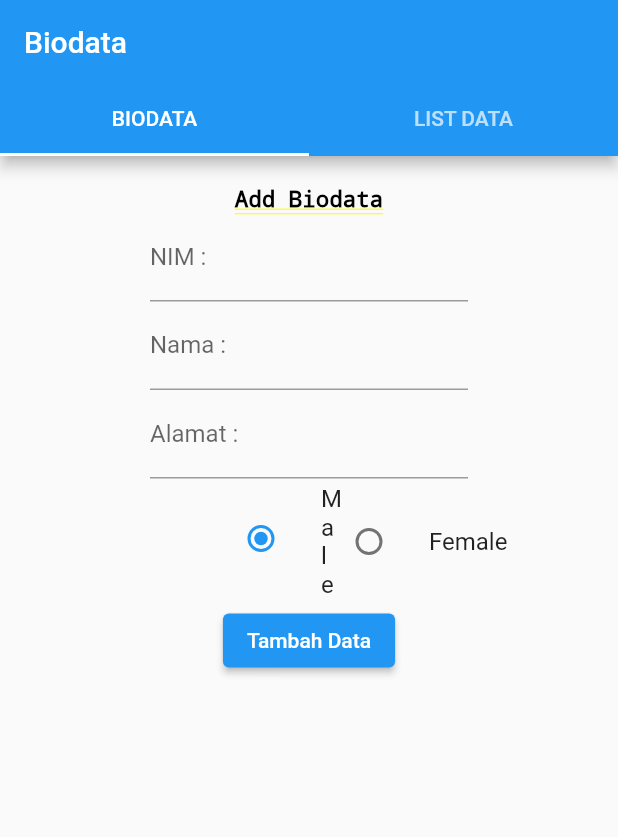
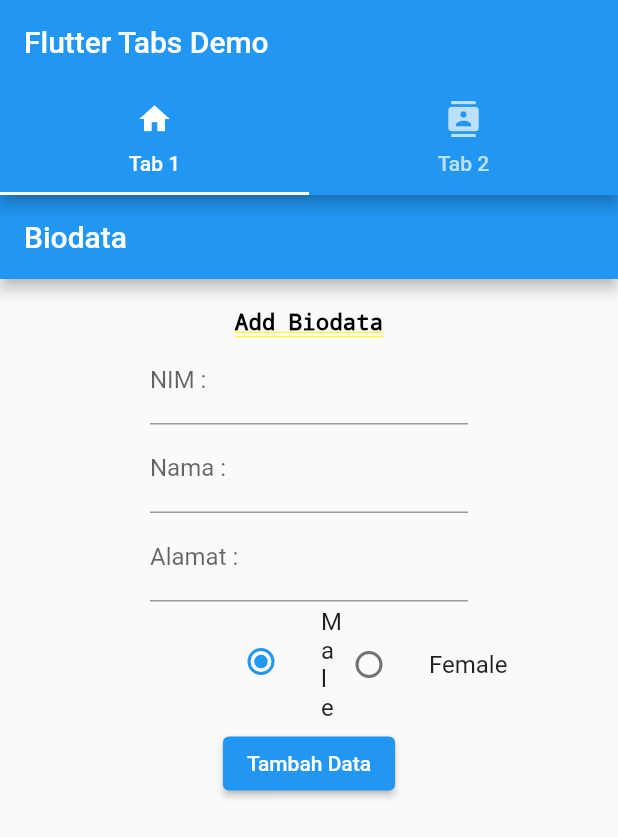
Before and after one commit to AndreMaulanaMustofa/UAS_Kelompok1_Mobile, a Flutter app: the screen it shows after launch, on a phone screen of 412 x 824 dp. Shown: the top 837 px of the screen. Run offline on Flutter 3.47's test engine with Material 2 defaults, Android fonts, the phone set to English and light mode, and no system bars; our stand-ins replace sqflite; accounts and stored records are empty.

Commit message:
fix tabbar

```diff
--- a/lib/main.dart
+++ b/lib/main.dart
@@ -3,13 +3,32 @@ import 'package:uas_kelompok1_mobile/pages/biodata_page.dart';
 import 'package:uas_kelompok1_mobile/pages/data_page.dart';
 import 'package:uas_kelompok1_mobile/pages/detail_page.dart';
 
-void main() {
-  runApp(MaterialApp(
-    initialRoute: '/',
-    routes: {
-      '/' :(context) => BiodataPage(),
-      '/data' :(context) => DataPage(),
-      '/detail' :(context) => DetailPage(),
-    },
-  ));
+void main() => runApp(MyApp());
+
+class MyApp extends StatelessWidget {
+  @override
+  Widget build(BuildContext context) {
+    return MaterialApp(
+      home: DefaultTabController(
+        length: 2,
+        child: Scaffold(
+          appBar: AppBar(
+            title: Text('Flutter Tabs Demo'),
+            bottom: TabBar(
+              tabs: [
+                Tab(icon: Icon(Icons.home), text: "Tab 1"),
+                Tab(icon: Icon(Icons.contacts), text: "Tab 2")
+              ],
+            ),
+          ),
+          body: TabBarView(
+            children: [
+              BiodataPage(),
+              DataPage(),
+            ],
+          ),
+        ),
+      ),
+    );
+  }
 }
--- a/lib/pages/biodata_page.dart
+++ b/lib/pages/biodata_page.dart
@@ -1,9 +1,8 @@
 import 'package:flutter/material.dart';
 import 'package:flutter/services.dart';
-import 'package:uas_kelompok1_mobile/models/data.dart';
+import 'package:uas_kelompok1_mobile/models/item.dart';
 
-class BiodataPage extends StatelessWidget{
-
+class BiodataPage extends StatelessWidget {
   @override
   Widget build(BuildContext context) {
     return MaterialApp(
@@ -12,29 +11,22 @@ class BiodataPage extends StatelessWidget{
         child: Scaffold(
           appBar: AppBar(
             title: Text("Biodata"),
-            bottom: const TabBar(
-              tabs: [
-                Tab(text: "BIODATA"),
-                Tab(text: "LIST DATA"),
-            ],
           ),
-        ),
-        body: myBody(),
+          body: myBody(),
         ),
       ),
     );
   }
 }
 
-class myBody extends StatefulWidget{
+class myBody extends StatefulWidget {
   @override
   State<myBody> createState() => _mybody();
 }
 
 enum Gender { male, female }
 
-class _mybody extends State<myBody>{
-
+class _mybody extends State<myBody> {
   Gender _gender = Gender.male;
 
   @override
@@ -51,8 +43,8 @@ class _mybody extends State<myBody>{
                 color: Colors.black,
               ),
             ),
-              alignment: Alignment.center,
-              padding: EdgeInsets.only(top: 20),
+            alignment: Alignment.center,
+            padding: EdgeInsets.only(top: 20),
           ),
           Container(
             child: TextField(
@@ -81,9 +73,7 @@ class _mybody extends State<myBody>{
           ),
           Container(
             child: TextField(
-              decoration: InputDecoration(
-                label: Text("Alamat :")
-              ),
+              decoration: InputDecoration(label: Text("Alamat :")),
               keyboardType: TextInputType.streetAddress,
             ),
             margin: EdgeInsets.only(
@@ -128,9 +118,9 @@ class _mybody extends State<myBody>{
             children: [
               ElevatedButton(
                 onPressed: (() {
-                  if (Item == null){
-                    Item = Item(NIM, nama, alamat, kelamin)
-                  }
+                  // if (Item == null){
+                  //   Item = Item(NIM, nama, alamat, kelamin)
+                  // }
                 }),
                 child: Text("Tambah Data"),
                 style: ButtonStyle(
```
Also changed, not shown: lib/pages/data_page.dart (+48 -2 lines).
